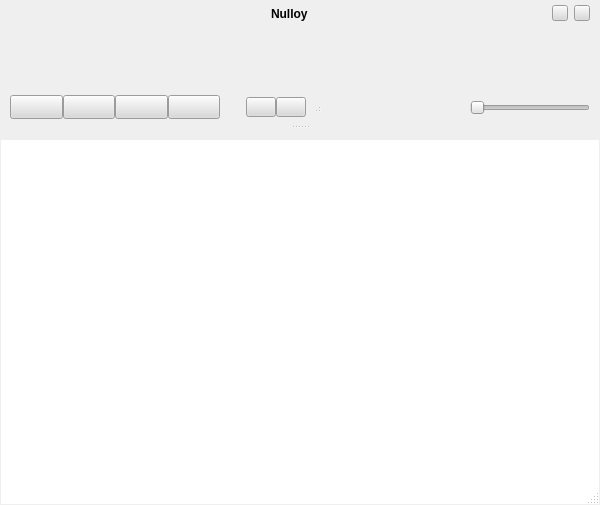
Before: the Qt Designer form src/skins/silver/form.ui in nulloy/nulloy, drawn with Qt 5.
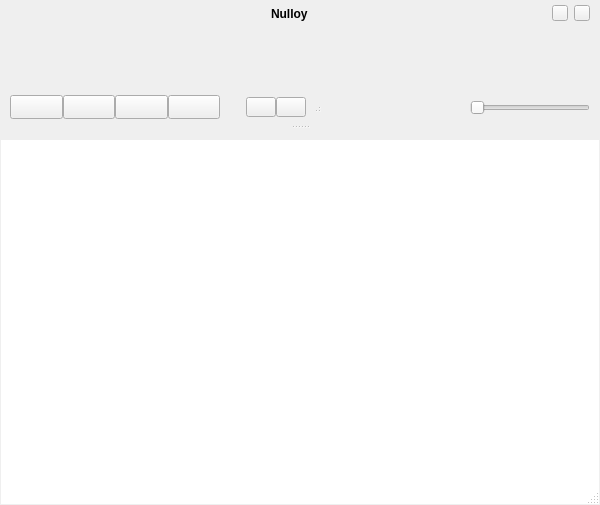
After: the same form once the commit is applied. Icons and pictures are not drawn. Custom widgets are drawn as their Qt base class.

Commit message: dropped centralWidget

```diff
--- a/src/skins/silver/form.ui
+++ b/src/skins/silver/form.ui
@@ -275,430 +275,6 @@
     <number>0</number>
    </property>
    <item>
-    <widget class="QWidget" name="centralWidget" native="true">
-     <property name="palette">
-      <palette>
-       <active>
-        <colorrole role="WindowText">
-         <brush brushstyle="SolidPattern">
-          <color alpha="255">
-           <red>0</red>
-           <green>0</green>
-           <blue>0</blue>
-          </color>
-         </brush>
-        </colorrole>
-        <colorrole role="Button">
-         <brush brushstyle="SolidPattern">
-          <color alpha="255">
-           <red>217</red>
-           <green>217</green>
-           <blue>217</blue>
-          </color>
-         </brush>
-        </colorrole>
-        <colorrole role="Light">
-         <brush brushstyle="SolidPattern">
-          <color alpha="255">
-           <red>255</red>
-           <green>255</green>
-           <blue>255</blue>
-          </color>
-         </brush>
-        </colorrole>
-        <colorrole role="Midlight">
-         <brush brushstyle="SolidPattern">
-          <color alpha="255">
-           <red>203</red>
-           <green>203</green>
-           <blue>203</blue>
-          </color>
-         </brush>
-        </colorrole>
-        <colorrole role="Dark">
-         <brush brushstyle="SolidPattern">
-          <color alpha="255">
-           <red>130</red>
-           <green>130</green>
-           <blue>130</blue>
-          </color>
-         </brush>
-        </colorrole>
-        <colorrole role="Mid">
-         <brush brushstyle="SolidPattern">
-          <color alpha="255">
-           <red>184</red>
-           <green>184</green>
-           <blue>184</blue>
-          </color>
-         </brush>
-        </colorrole>
-        <colorrole role="Text">
-         <brush brushstyle="SolidPattern">
-          <color alpha="255">
-           <red>0</red>
-           <green>0</green>
-           <blue>0</blue>
-          </color>
-         </brush>
-        </colorrole>
-        <colorrole role="BrightText">
-         <brush brushstyle="SolidPattern">
-          <color alpha="255">
-           <red>255</red>
-           <green>255</green>
-           <blue>255</blue>
-          </color>
-         </brush>
-        </colorrole>
-        <colorrole role="ButtonText">
-         <brush brushstyle="SolidPattern">
-          <color alpha="255">
-           <red>0</red>
-           <green>0</green>
-           <blue>0</blue>
-          </color>
-         </brush>
-        </colorrole>
-        <colorrole role="Base">
-         <brush brushstyle="SolidPattern">
-          <color alpha="255">
-           <red>255</red>
-           <green>255</green>
-           <blue>255</blue>
-          </color>
-         </brush>
-        </colorrole>
-        <colorrole role="Window">
-         <brush brushstyle="SolidPattern">
-          <color alpha="255">
-           <red>217</red>
-           <green>217</green>
-           <blue>217</blue>
-          </color>
-         </brush>
-        </colorrole>
-        <colorrole role="Shadow">
-         <brush brushstyle="SolidPattern">
-          <color alpha="255">
-           <red>167</red>
-           <green>167</green>
-           <blue>167</blue>
-          </color>
-         </brush>
-        </colorrole>
-        <colorrole role="Highlight">
-         <brush brushstyle="SolidPattern">
-          <color alpha="255">
-           <red>187</red>
-           <green>187</green>
-           <blue>187</blue>
-          </color>
-         </brush>
-        </colorrole>
-        <colorrole role="HighlightedText">
-         <brush brushstyle="SolidPattern">
-          <color alpha="255">
-           <red>0</red>
-           <green>0</green>
-           <blue>0</blue>
-          </color>
-         </brush>
-        </colorrole>
-        <colorrole role="AlternateBase">
-         <brush brushstyle="SolidPattern">
-          <color alpha="255">
-           <red>238</red>
-           <green>238</green>
-           <blue>238</blue>
-          </color>
-         </brush>
-        </colorrole>
-       </active>
-       <inactive>
-        <colorrole role="WindowText">
-         <brush brushstyle="SolidPattern">
-          <color alpha="255">
-           <red>0</red>
-           <green>0</green>
-           <blue>0</blue>
-          </color>
-         </brush>
-        </colorrole>
-        <colorrole role="Button">
-         <brush brushstyle="SolidPattern">
-          <color alpha="255">
-           <red>217</red>
-           <green>217</green>
-           <blue>217</blue>
-          </color>
-         </brush>
-        </colorrole>
-        <colorrole role="Light">
-         <brush brushstyle="SolidPattern">
-          <color alpha="255">
-           <red>0</red>
-           <green>0</green>
-           <blue>63</blue>
-          </color>
-         </brush>
-        </colorrole>
-        <colorrole role="Midlight">
-         <brush brushstyle="SolidPattern">
-          <color alpha="255">
-           <red>203</red>
-           <green>203</green>
-           <blue>203</blue>
-          </color>
-         </brush>
-        </colorrole>
-        <colorrole role="Dark">
-         <brush brushstyle="SolidPattern">
-          <color alpha="255">
-           <red>130</red>
-           <green>130</green>
-           <blue>130</blue>
-          </color>
-         </brush>
-        </colorrole>
-        <colorrole role="Mid">
-         <brush brushstyle="SolidPattern">
-          <color alpha="255">
-           <red>184</red>
-           <green>184</green>
-           <blue>184</blue>
-          </color>
-         </brush>
-        </colorrole>
-        <colorrole role="Text">
-         <brush brushstyle="SolidPattern">
-          <color alpha="255">
-           <red>0</red>
-           <green>0</green>
-           <blue>0</blue>
-          </color>
-         </brush>
-        </colorrole>
-        <colorrole role="BrightText">
-         <brush brushstyle="SolidPattern">
-          <color alpha="255">
-           <red>255</red>
-           <green>255</green>
-           <blue>255</blue>
-          </color>
-         </brush>
-        </colorrole>
-        <colorrole role="ButtonText">
-         <brush brushstyle="SolidPattern">
-          <color alpha="255">
-           <red>0</red>
-           <green>0</green>
-           <blue>0</blue>
-          </color>
-         </brush>
-        </colorrole>
-        <colorrole role="Base">
-         <brush brushstyle="SolidPattern">
-          <color alpha="255">
-           <red>255</red>
-           <green>255</green>
-           <blue>255</blue>
-          </color>
-         </brush>
-        </colorrole>
-        <colorrole role="Window">
-         <brush brushstyle="SolidPattern">
-          <color alpha="255">
-           <red>217</red>
-           <green>217</green>
-           <blue>217</blue>
-          </color>
-         </brush>
-        </colorrole>
-        <colorrole role="Shadow">
-         <brush brushstyle="SolidPattern">
-          <color alpha="255">
-           <red>167</red>
-           <green>167</green>
-           <blue>167</blue>
-          </color>
-         </brush>
-        </colorrole>
-        <colorrole role="Highlight">
-         <brush brushstyle="SolidPattern">
-          <color alpha="255">
-           <red>187</red>
-           <green>187</green>
-           <blue>187</blue>
-          </color>
-         </brush>
-        </colorrole>
-        <colorrole role="HighlightedText">
-         <brush brushstyle="SolidPattern">
-          <color alpha="255">
-           <red>0</red>
-           <green>0</green>
-           <blue>51</blue>
-          </color>
-         </brush>
-        </colorrole>
-        <colorrole role="AlternateBase">
-         <brush brushstyle="SolidPattern">
-          <color alpha="255">
-           <red>238</red>
-           <green>238</green>
-           <blue>238</blue>
-          </color>
-         </brush>
-        </colorrole>
-       </inactive>
-       <disabled>
-        <colorrole role="WindowText">
-         <brush brushstyle="SolidPattern">
-          <color alpha="255">
-           <red>181</red>
-           <green>181</green>
-           <blue>181</blue>
-          </color>
-         </brush>
-        </colorrole>
-        <colorrole role="Button">
-         <brush brushstyle="SolidPattern">
-          <color alpha="255">
-           <red>217</red>
-           <green>217</green>
-           <blue>217</blue>
-          </color>
-         </brush>
-        </colorrole>
-        <colorrole role="Light">
-         <brush brushstyle="SolidPattern">
-          <color alpha="255">
-           <red>0</red>
-           <green>0</green>
-           <blue>63</blue>
-          </color>
-         </brush>
-        </colorrole>
-        <colorrole role="Midlight">
-         <brush brushstyle="SolidPattern">
-          <color alpha="255">
-           <red>203</red>
-           <green>203</green>
-           <blue>203</blue>
-          </color>
-         </brush>
-        </colorrole>
-        <colorrole role="Dark">
-         <brush brushstyle="SolidPattern">
-          <color alpha="255">
-           <red>130</red>
-           <green>130</green>
-           <blue>130</blue>
-          </color>
-         </brush>
-        </colorrole>
-        <colorrole role="Mid">
-         <brush brushstyle="SolidPattern">
-          <color alpha="255">
-           <red>184</red>
-           <green>184</green>
-           <blue>184</blue>
-          </color>
-         </brush>
-        </colorrole>
-        <colorrole role="Text">
-         <brush brushstyle="SolidPattern">
-          <color alpha="255">
-           <red>181</red>
-           <green>181</green>
-           <blue>181</blue>
-          </color>
-         </brush>
-        </colorrole>
-        <colorrole role="BrightText">
-         <brush brushstyle="SolidPattern">
-          <color alpha="255">
-           <red>255</red>
-           <green>255</green>
-           <blue>255</blue>
-          </color>
-         </brush>
-        </colorrole>
-        <colorrole role="ButtonText">
-         <brush brushstyle="SolidPattern">
-          <color alpha="255">
-           <red>181</red>
-           <green>181</green>
-           <blue>181</blue>
-          </color>
-         </brush>
-        </colorrole>
-        <colorrole role="Base">
-         <brush brushstyle="SolidPattern">
-          <color alpha="255">
-           <red>217</red>
-           <green>217</green>
-           <blue>217</blue>
-          </color>
-         </brush>
-        </colorrole>
-        <colorrole role="Window">
-         <brush brushstyle="SolidPattern">
-          <color alpha="255">
-           <red>217</red>
-           <green>217</green>
-           <blue>217</blue>
-          </color>
-         </brush>
-        </colorrole>
-        <colorrole role="Shadow">
-         <brush brushstyle="SolidPattern">
-          <color alpha="255">
-           <red>167</red>
-           <green>167</green>
-           <blue>167</blue>
-          </color>
-         </brush>
-        </colorrole>
-        <colorrole role="Highlight">
-         <brush brushstyle="SolidPattern">
-          <color alpha="255">
-           <red>187</red>
-           <green>187</green>
-           <blue>187</blue>
-          </color>
-         </brush>
-        </colorrole>
-        <colorrole role="HighlightedText">
-         <brush brushstyle="SolidPattern">
-          <color alpha="255">
-           <red>51</red>
-           <green>51</green>
-           <blue>51</blue>
-          </color>
-         </brush>
-        </colorrole>
-        <colorrole role="AlternateBase">
-         <brush brushstyle="SolidPattern">
-          <color alpha="255">
-           <red>238</red>
-           <green>238</green>
-           <blue>238</blue>
-          </color>
-         </brush>
-        </colorrole>
-       </disabled>
-      </palette>
-     </property>
-     <layout class="QVBoxLayout" name="verticalLayout_5">
-      <property name="spacing">
-       <number>0</number>
-      </property>
-      <property name="margin">
-       <number>0</number>
-      </property>
-      <item>
        <widget class="QWidget" name="borderWidget" native="true">
         <layout class="QVBoxLayout" name="verticalLayout_6">
          <property name="spacing">
@@ -1434,10 +1010,7 @@
          </item>
         </layout>
        </widget>
-      </item>
-     </layout>
-    </widget>
-   </item>
+        </item>
   </layout>
  </widget>
  <customwidgets>
```
The commit also changes 5 other files.
